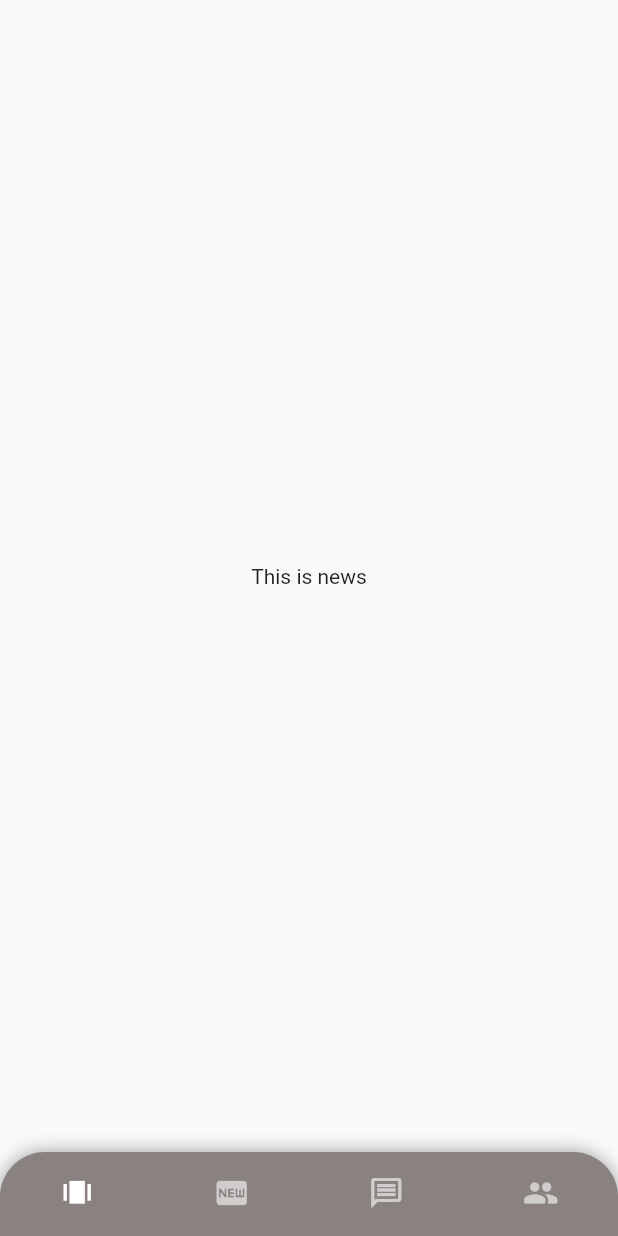
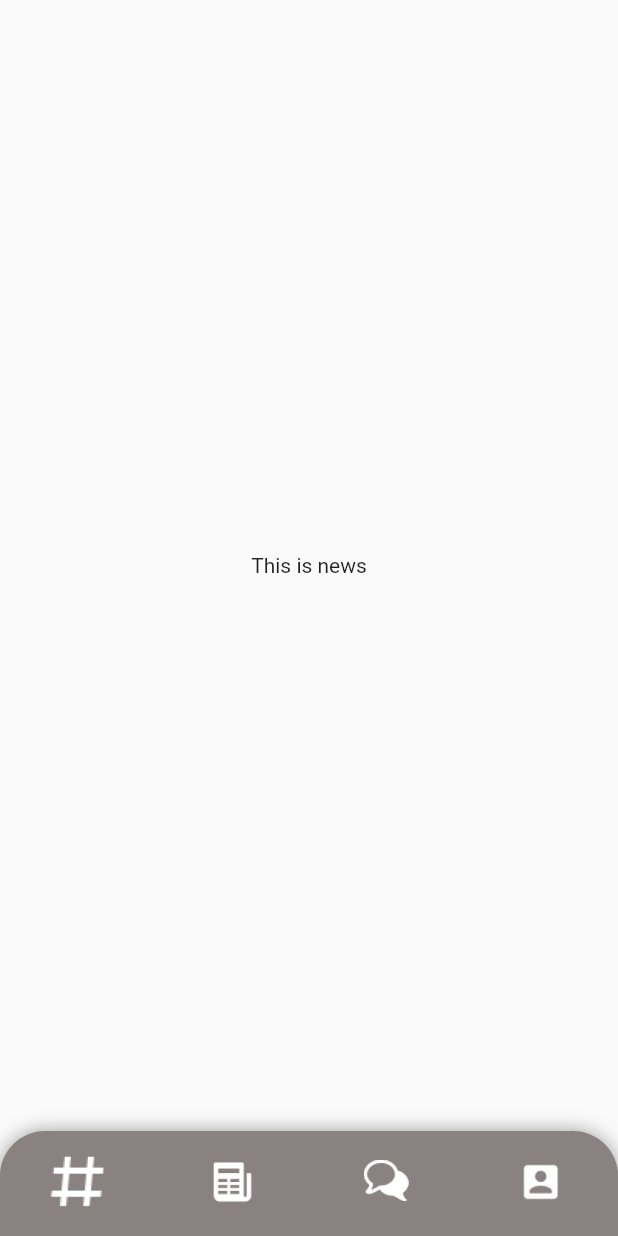
Before and after one commit to hardw3q/MySchoolApp, a Flutter app: the screen it shows after launch, on a phone screen of 412 x 824 dp. Run offline on Flutter 3.47's test engine with Material 2 defaults, Android fonts, the phone set to English and light mode, and no system bars.

Commit message:
BottomNav Edited

```diff
--- a/lib/root.dart
+++ b/lib/root.dart
@@ -39,28 +39,36 @@ class _RootState extends State<Root> {
           ),
           child: BottomNavigationBar(
             currentIndex: _selectedIndex,
+            //selectedItemColor: Colors.white,
+            selectedIconTheme: IconThemeData(
+              size: 40
+            ),
+            unselectedIconTheme: IconThemeData(
+              size: 30
+            ),
+            onTap: _onItemTapped,
             selectedItemColor: Colors.white,
-            onTap: _onItemTapped,
+            unselectedItemColor: Colors.white,
             backgroundColor: Color(0xff8A8181),
             type: BottomNavigationBarType.fixed,
             showSelectedLabels: false,
             showUnselectedLabels: false,
-            unselectedItemColor: Colors.white60,
-            items: const <BottomNavigationBarItem>[
+            //unselectedItemColor: Colors.white60,
+            items:  const <BottomNavigationBarItem>[
               BottomNavigationBarItem(
-                icon: Icon(Icons.amp_stories_sharp),
+                icon: ImageIcon(AssetImage("assets/Hashtag.png"),),
                 title: Text('Hashtag'),
               ),
               BottomNavigationBarItem(
-                icon: Icon(Icons.fiber_new),
+                icon: ImageIcon(AssetImage('assets/News.png')),
                 title: Text('News'),
               ),
               BottomNavigationBarItem(
-                icon: Icon(Icons.message_outlined),
+                icon: ImageIcon(AssetImage('assets/Chat.png')),
                 title: Text('Messages'),
               ),
               BottomNavigationBarItem(
-                icon: Icon(Icons.people_rounded),
+                icon: ImageIcon(AssetImage('assets/Name.png')),
                 title: Text('Profile'),
               ),
             ],
--- a/pubspec.yaml
+++ b/pubspec.yaml
@@ -52,7 +52,10 @@ dev_dependencies:
 # The following section is specific to Flutter.
 flutter:
   assets:
-    - assets/NavView.svg
+    - assets/Name.png
+    - assets/Chat.png
+    - assets/News.png
+    - assets/Hashtag.png
 
   # The following line ensures that the Material Icons font is
   # included with your application, so that you can use the icons in
```
Also changed, not shown: assets/Chat.png (added), assets/Chat.svg (deleted), assets/Hashtag.png (added), assets/Hashtag.svg (deleted), assets/Name.png (added), assets/Name.svg (deleted), assets/NavView.svg (deleted), assets/News.png (added), assets/News.svg (deleted).
